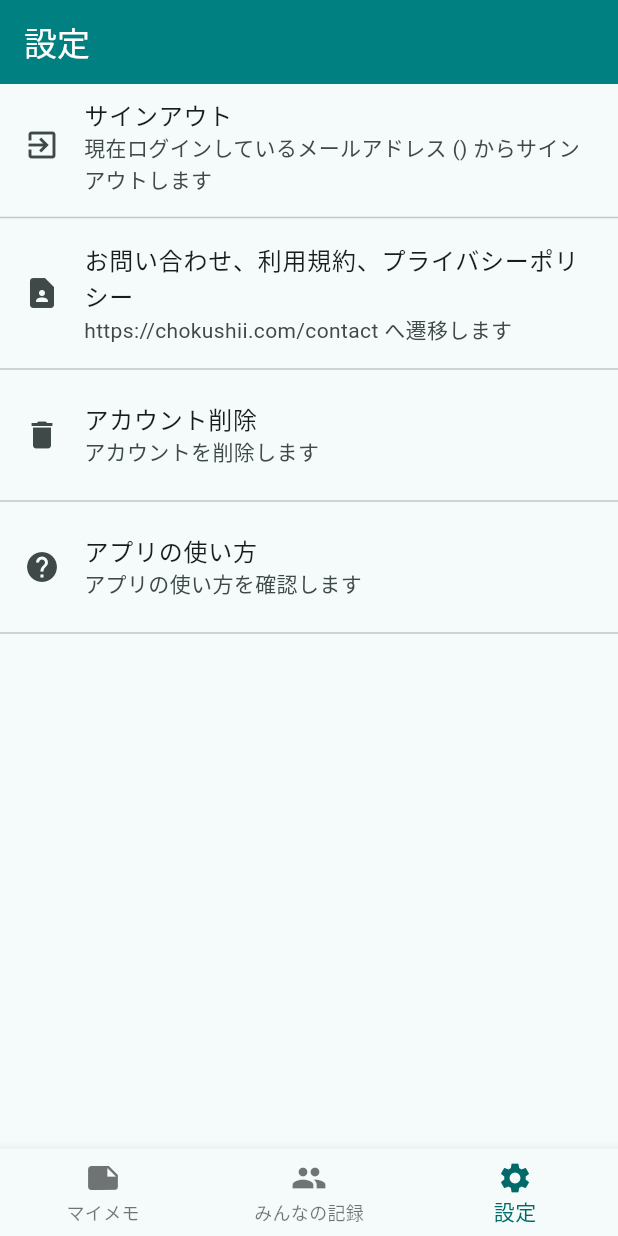
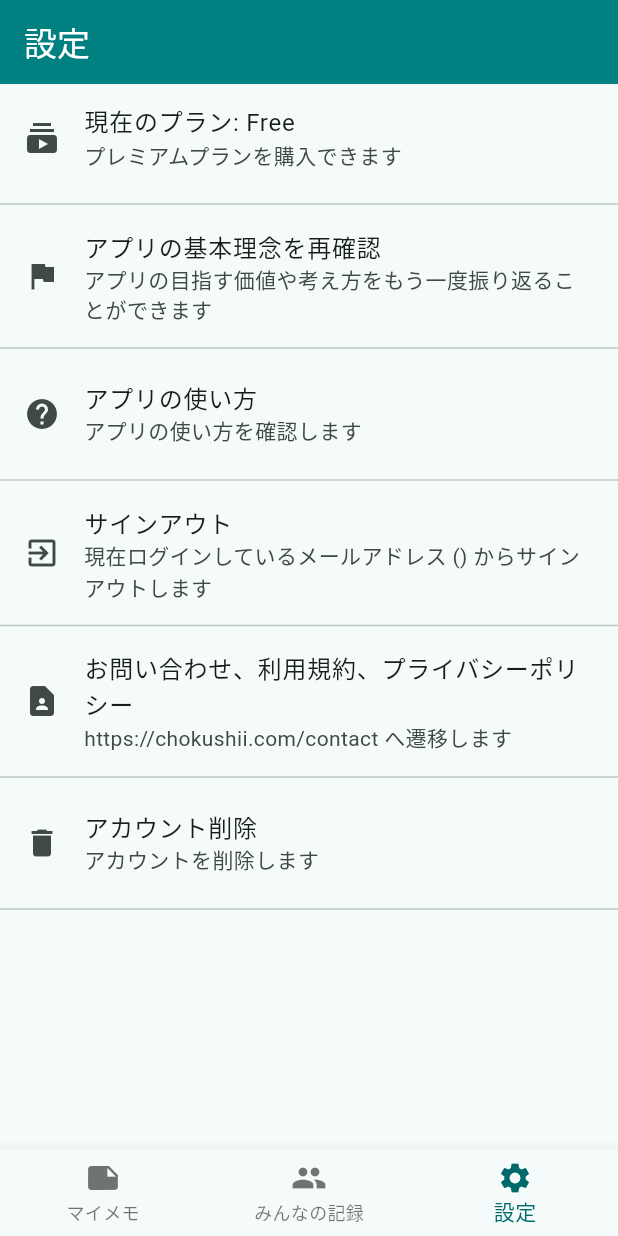
Before and after one commit to tomurango/kotsukotsushare, a Flutter app: the screen it shows once a user with an empty profile is signed in, item 3 of the bottom bar chosen, on a phone screen of 412 x 824 dp. Run offline on Flutter 3.47's test engine with Material 3 defaults, Android fonts, the phone set to English and light mode, and no system bars; our stand-ins replace cloud_firestore, firebase_auth, firebase_core, flutter_dotenv, flutter_hooks, flutter_riverpod and 7 more; missing offline and left inert: purchases_flutter; accounts and stored records are empty.

Commit message:
サブスクリプション画面の実装（動作は要確認）、チュートリアル表示処理を復活、チュートリアルを基本理念という命名に修正

```diff
--- a/lib/src/screens/main_screen.dart
+++ b/lib/src/screens/main_screen.dart
@@ -24,8 +24,7 @@ class MainScreen extends HookConsumerWidget {
 
     final titles = ['マイメモ', 'みんなの記録', '設定'];
 
-    /*
-    // チュートリアルが未完成のため、チュートリアル画面は表示しない
+    // チュートリアル表示
     useEffect(() {
       if (userData.asData?.value?['tutorialCompleted'] == false) {
         WidgetsBinding.instance.addPostFrameCallback((_) {
@@ -34,7 +33,6 @@ class MainScreen extends HookConsumerWidget {
       }
       return null;
     }, [userData]);
-    */
 
     return Scaffold(
       appBar: AppBar(
--- a/lib/src/screens/setting_screen.dart
+++ b/lib/src/screens/setting_screen.dart
@@ -3,8 +3,10 @@ import 'package:flutter_riverpod/flutter_riverpod.dart';
 import 'package:firebase_auth/firebase_auth.dart';
 import 'package:url_launcher/url_launcher.dart';
 import 'package:cloud_firestore/cloud_firestore.dart';
+import 'package:purchases_flutter/purchases_flutter.dart';
 import 'tutorial_screen.dart';
 import 'how_to_use_screen.dart';
+import 'subscription_screen.dart';
 
 class SettingsScreen extends ConsumerWidget {
   final Function(int) onNavigate;
@@ -16,6 +18,70 @@ class SettingsScreen extends ConsumerWidget {
 
     return ListView(
       children: [
+        // ユーザープランの確認と購入画面への遷移
+        FutureBuilder<String?>(
+          future: getUserPlan(),
+          builder: (context, snapshot) {
+            if (snapshot.connectionState == ConnectionState.waiting) {
+              return ListTile(
+                leading: Icon(Icons.subscriptions),
+                title: Text('プランを確認中...'),
+                subtitle: Text('現在のプラン情報を取得しています'),
+              );
+            }
+
+            final userPlan = snapshot.data ?? '不明';
+            return ListTile(
+              leading: Icon(Icons.subscriptions),
+              title: Text('現在のプラン: $userPlan'),
+              subtitle: Text(userPlan == 'Premium'
+                  ? 'プレミアムプランをご利用中です'
+                  : 'プレミアムプランを購入できます'),
+              onTap: () async {
+                if (userPlan == 'Free') {
+                  Navigator.of(context).push(
+                    MaterialPageRoute(
+                      builder: (context) => SubscriptionScreen(),
+                    ),
+                  );
+                } else {
+                  ScaffoldMessenger.of(context).showSnackBar(
+                    SnackBar(content: Text("すでにプレミアムプランをご利用中です")),
+                  );
+                }
+              },
+            );
+          },
+        ),
+        Divider(),
+        // チュートリアル再表示
+        ListTile(
+          leading: Icon(Icons.flag),
+          title: Text('アプリの基本理念を再確認'),
+          subtitle: Text('アプリの目指す価値や考え方をもう一度振り返ることができます'),
+          onTap: () {
+            Navigator.of(context).push(
+              MaterialPageRoute(
+                builder: (context) => const TutorialScreen(),
+              ),
+            );
+          },
+        ),
+        Divider(),
+        // アプリの使い方
+        ListTile(
+          leading: Icon(Icons.help),
+          title: Text('アプリの使い方'),
+          subtitle: Text('アプリの使い方を確認します'),
+          onTap: () {
+            Navigator.of(context).push(
+              MaterialPageRoute(
+                builder: (context) => const HowToUseScreen(),
+              ),
+            );
+          },
+        ),
+        Divider(),
         // サインアウト
         ListTile(
           leading: Icon(Icons.exit_to_app),
@@ -48,35 +114,6 @@ class SettingsScreen extends ConsumerWidget {
           subtitle: Text('アカウントを削除します'),
           onTap: () {
             _deleteAccount(context);
-          },
-        ),
-        /*
-        Divider(),
-        // チュートリアル再表示
-        ListTile(
-          leading: Icon(Icons.help),
-          title: Text('チュートリアルを再表示'),
-          subtitle: Text('アプリのチュートリアルを再度確認します'),
-          onTap: () {
-            Navigator.of(context).push(
-              MaterialPageRoute(
-                builder: (context) => const TutorialScreen(),
-              ),
-            );
-          },
-        ),*/
-        Divider(),
-        // アプリの使い方
-        ListTile(
-          leading: Icon(Icons.help),
-          title: Text('アプリの使い方'),
-          subtitle: Text('アプリの使い方を確認します'),
-          onTap: () {
-            Navigator.of(context).push(
-              MaterialPageRoute(
-                builder: (context) => const HowToUseScreen(),
-              ),
-            );
           },
         ),
         Divider(),
@@ -153,4 +190,19 @@ class SettingsScreen extends ConsumerWidget {
       ScaffoldMessenger.of(context).showSnackBar(SnackBar(content: Text("アカウント削除に失敗しました: $e")));
     }
   }
+
+  Future<String?> getUserPlan() async {
+    try {
+      final customerInfo = await Purchases.getCustomerInfo();
+      if (customerInfo.entitlements.active.containsKey('premium')) {
+        return 'Premium';
+      } else {
+        return 'Free';
+      }
+    } catch (e) {
+      print('Error fetching customer info: $e');
+      return null;
+    }
+  }
+
 }
--- a/lib/src/screens/tutorial_screen.dart
+++ b/lib/src/screens/tutorial_screen.dart
@@ -27,7 +27,7 @@ class _TutorialScreenState extends ConsumerState<TutorialScreen> {
 
     final tutorialPages = [
       _TutorialPage(
-        imagePath: 'assets/images/DSC_0021.JPG',
+        imagePath: 'assets/images/tutorial/illust.png',
         title: '自分にとって\n大切なことを見つける',
         description: 'このアプリでは、あなたが「大切」と感じることを5つまで考えることから始めます。\n\n上限を設けることで、大切なものとそうでないものを明確に区別し、重要でないものに振り回されることを減らせます。',
         pageIndex: 0,
@@ -120,7 +120,8 @@ class _TutorialScreenState extends ConsumerState<TutorialScreen> {
                             ),
                             const SizedBox(width: 4), // アイコンとテキストの間にスペースを追加
                             Text(
-                              'チュートリアル終了',
+                              //'チュートリアル終了',
+                              '基本理念ガイド終了',
                               style: Theme.of(context).textTheme.bodyLarge?.copyWith(
                                 color: Colors.white, // 色を白に指定
                                 fontSize: 18, // 必要ならフォントサイズを変更
@@ -189,7 +190,7 @@ class _TutorialScreenState extends ConsumerState<TutorialScreen> {
       builder: (context) {
         return AlertDialog(
           title: Text('使い方ガイドを表示しますか？'),
-          content: Text('チュートリアルが完了しました。\n続けてアプリの使い方ガイドを表示しますか？'),
+          content: Text('基本理念ガイドが完了しました。\n続けてアプリの使い方ガイドを表示しますか？'),
           actions: [
             TextButton(
               onPressed: () {
```
Also changed, not shown: lib/main.dart (+9 -0 lines), lib/src/screens/subscription_screen.dart (added, +262 -0 lines), pubspec.yaml (+9 -3 lines), assets/images/premium/chokushii.svg (added), assets/images/premium/premium_header.jpg (added), assets/images/tutorial/illust.png (added), pubspec.lock, 4 other files.
